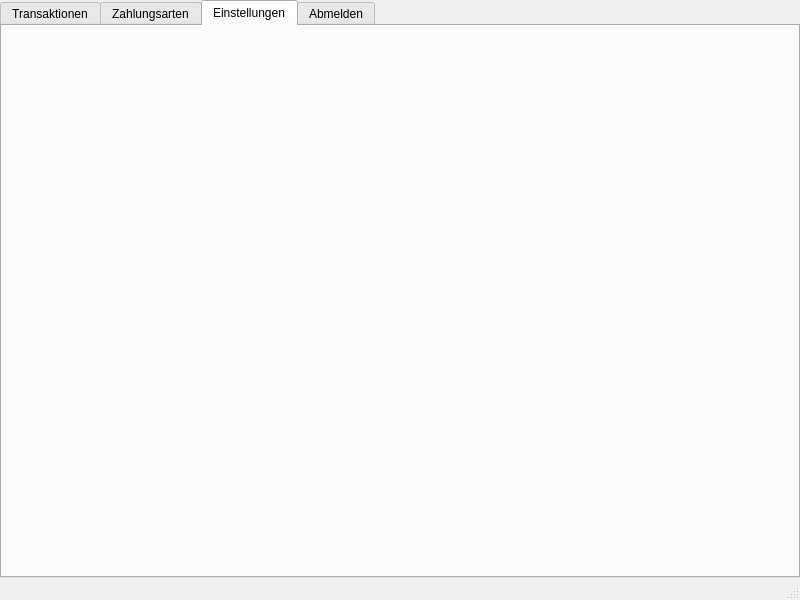
Qt form benutzerwindow.ui (Tandaradei/haushalt) before a commit.
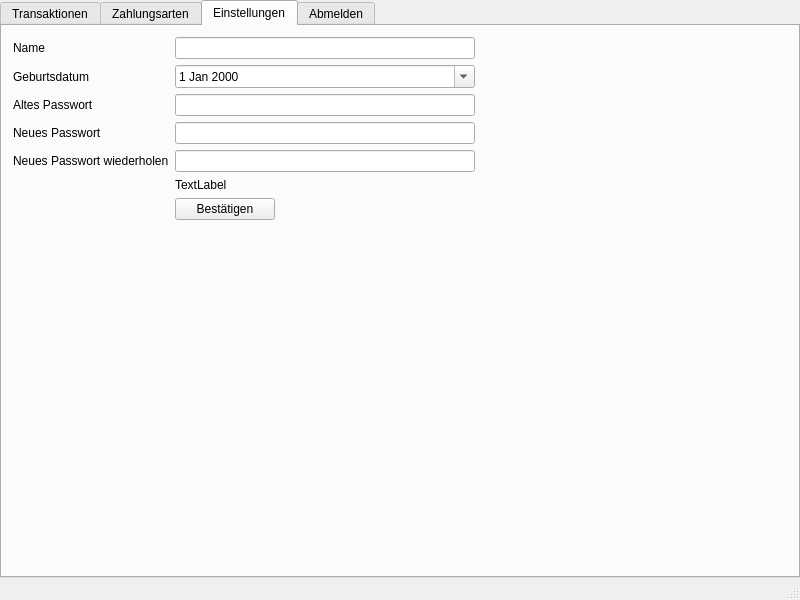
The same form after that commit. The open tabs and pages were chosen to show the change. Icons and pictures are not drawn.

Commit message: Einstellungen in Formlayout

Patch:
```diff
--- a/benutzerwindow.ui
+++ b/benutzerwindow.ui
@@ -614,7 +614,75 @@
          </attribute>
          <layout class="QVBoxLayout" name="verticalLayout_7">
           <item>
-           <layout class="QVBoxLayout" name="verticalLayout_6"/>
+           <layout class="QHBoxLayout" name="horizontalLayout_2">
+            <item>
+             <layout class="QGridLayout" name="gridLayout_2">
+              <item row="1" column="0">
+               <layout class="QGridLayout" name="gridLayout_3">
+                <item row="0" column="0">
+                 <widget class="QPushButton" name="pushButton_2">
+                  <property name="maximumSize">
+                   <size>
+                    <width>100</width>
+                    <height>16777215</height>
+                   </size>
+                  </property>
+                  <property name="text">
+                   <string>Bearbeiten</string>
+                  </property>
+                 </widget>
+                </item>
+                <item row="0" column="1">
+                 <widget class="QPushButton" name="pushButton_3">
+                  <property name="maximumSize">
+                   <size>
+                    <width>100</width>
+                    <height>16777215</height>
+                   </size>
+                  </property>
+                  <property name="text">
+                   <string>Löschen</string>
+                  </property>
+                 </widget>
+                </item>
+               </layout>
+              </item>
+              <item row="0" column="0">
+               <widget class="QListView" name="listView"/>
+              </item>
+             </layout>
+            </item>
+            <item>
+             <layout class="QGridLayout" name="gridLayout" rowstretch="0,0,0,0" rowminimumheight="0,176,100,176">
+              <item row="2" column="0">
+               <widget class="QLineEdit" name="lineEdit"/>
+              </item>
+              <item row="1" column="0" alignment="Qt::AlignBottom">
+               <widget class="QLabel" name="label_6">
+                <property name="text">
+                 <string>Bitte geben sie die Zahlungsart an die sie hinzufügen  möchten</string>
+                </property>
+                <property name="alignment">
+                 <set>Qt::AlignCenter</set>
+                </property>
+               </widget>
+              </item>
+              <item row="3" column="0" alignment="Qt::AlignHCenter|Qt::AlignTop">
+               <widget class="QPushButton" name="pushButton_4">
+                <property name="maximumSize">
+                 <size>
+                  <width>100</width>
+                  <height>16777215</height>
+                 </size>
+                </property>
+                <property name="text">
+                 <string>Hinzufügen</string>
+                </property>
+               </widget>
+              </item>
+             </layout>
+            </item>
+           </layout>
           </item>
          </layout>
         </widget>
@@ -626,9 +694,144 @@
          <attribute name="title">
           <string>Einstellungen</string>
          </attribute>
-         <layout class="QVBoxLayout" name="verticalLayout_9">
+         <layout class="QVBoxLayout" name="verticalLayout_6">
           <item>
-           <layout class="QVBoxLayout" name="verticalLayout_5"/>
+           <layout class="QVBoxLayout" name="verticalLayout_5">
+            <item>
+             <layout class="QHBoxLayout" name="horizontalLayout_3">
+              <item>
+               <layout class="QFormLayout" name="formLayout_2">
+                <item row="0" column="0">
+                 <widget class="QLabel" name="label_7">
+                  <property name="text">
+                   <string>Name</string>
+                  </property>
+                 </widget>
+                </item>
+                <item row="0" column="1">
+                 <widget class="QLineEdit" name="lineEdit_2">
+                  <property name="maximumSize">
+                   <size>
+                    <width>300</width>
+                    <height>16777215</height>
+                   </size>
+                  </property>
+                 </widget>
+                </item>
+                <item row="1" column="0">
+                 <widget class="QLabel" name="label_8">
+                  <property name="text">
+                   <string>Geburtsdatum</string>
+                  </property>
+                 </widget>
+                </item>
+                <item row="1" column="1">
+                 <widget class="QDateEdit" name="dateEdit_2">
+                  <property name="maximumSize">
+                   <size>
+                    <width>300</width>
+                    <height>16777215</height>
+                   </size>
+                  </property>
+                  <property name="correctionMode">
+                   <enum>QAbstractSpinBox::CorrectToNearestValue</enum>
+                  </property>
+                  <property name="calendarPopup">
+                   <bool>true</bool>
+                  </property>
+                 </widget>
+                </item>
+                <item row="2" column="0">
+                 <widget class="QLabel" name="label_9">
+                  <property name="text">
+                   <string>Altes Passwort</string>
+                  </property>
+                 </widget>
+                </item>
+                <item row="2" column="1">
+                 <widget class="QLineEdit" name="lineEdit_3">
+                  <property name="maximumSize">
+                   <size>
+                    <width>300</width>
+                    <height>16777215</height>
+                   </size>
+                  </property>
+                  <property name="echoMode">
+                   <enum>QLineEdit::Password</enum>
+                  </property>
+                 </widget>
+                </item>
+                <item row="3" column="0">
+                 <widget class="QLabel" name="label_10">
+                  <property name="text">
+                   <string>Neues Passwort</string>
+                  </property>
+                 </widget>
+                </item>
+                <item row="3" column="1">
+                 <widget class="QLineEdit" name="lineEdit_4">
+                  <property name="maximumSize">
+                   <size>
+                    <width>300</width>
+                    <height>16777215</height>
+                   </size>
+                  </property>
+                  <property name="echoMode">
+                   <enum>QLineEdit::Password</enum>
+                  </property>
+                 </widget>
+                </item>
+                <item row="4" column="0">
+                 <widget class="QLabel" name="label_11">
+                  <property name="text">
+                   <string>Neues Passwort wiederholen</string>
+                  </property>
+                 </widget>
+                </item>
+                <item row="4" column="1">
+                 <widget class="QLineEdit" name="lineEdit_5">
+                  <property name="maximumSize">
+                   <size>
+                    <width>300</width>
+                    <height>16777215</height>
+                   </size>
+                  </property>
+                  <property name="echoMode">
+                   <enum>QLineEdit::Password</enum>
+                  </property>
+                 </widget>
+                </item>
+                <item row="5" column="1">
+                 <widget class="QLabel" name="label_12">
+                  <property name="maximumSize">
+                   <size>
+                    <width>16777215</width>
+                    <height>20</height>
+                   </size>
+                  </property>
+                  <property name="text">
+                   <string>TextLabel</string>
+                  </property>
+                 </widget>
+                </item>
+                <item row="6" column="1">
+                 <widget class="QPushButton" name="pushButton_5">
+                  <property name="maximumSize">
+                   <size>
+                    <width>100</width>
+                    <height>16777215</height>
+                   </size>
+                  </property>
+                  <property name="text">
+                   <string>Bestätigen</string>
+                  </property>
+                 </widget>
+                </item>
+               </layout>
+              </item>
+             </layout>
+            </item>
+           </layout>
           </item>
          </layout>
         </widget>
```
Left out of the diff: 7 changed lines with no effect on the pictures. The commit also changes 2 other files.
